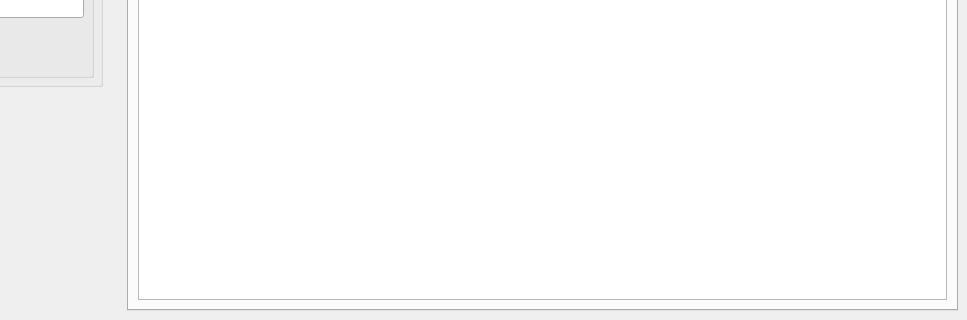
Above: qt_files/mainwindow.ui from Silous888/RawTextCheck before the change; both pictures show x 226 to 1193 and y 538 to 858 of the 1193 by 858 pixel window. Below: the same form after it.
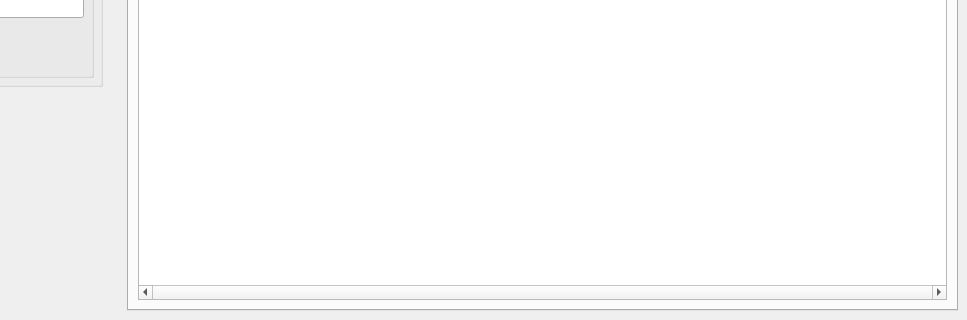
That is the form after the change. The open tabs and pages were chosen to show the change. Icons and pictures are not drawn.

Patch:
```diff
--- a/qt_files/mainwindow.ui
+++ b/qt_files/mainwindow.ui
@@ -614,6 +614,12 @@
               <property name="contextMenuPolicy">
                <enum>Qt::CustomContextMenu</enum>
               </property>
+              <property name="horizontalScrollBarPolicy">
+               <enum>Qt::ScrollBarAlwaysOn</enum>
+              </property>
+              <property name="editTriggers">
+               <set>QAbstractItemView::NoEditTriggers</set>
+              </property>
               <property name="selectionMode">
                <enum>QAbstractItemView::SingleSelection</enum>
               </property>
```
Left out of the diff: 8 changed lines with no effect on the pictures.
